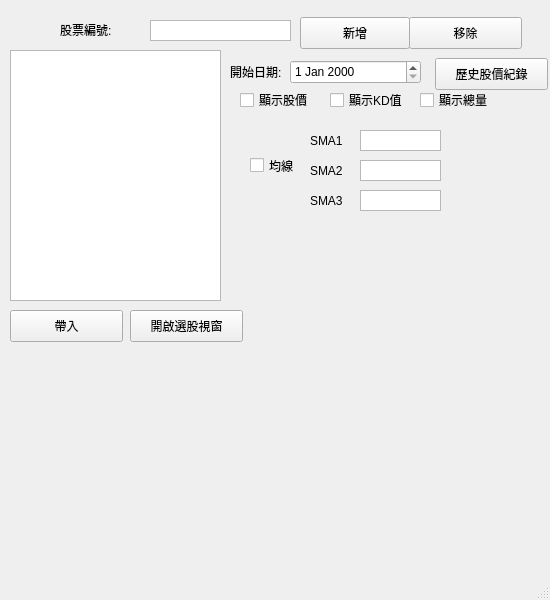
This is UI_main.ui in bjioljlo/StockHistory as Qt 5 draws it before an edit. The edited form follows.
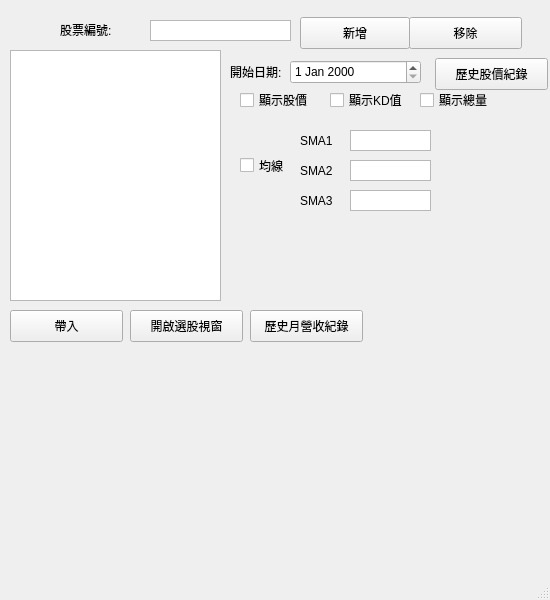
This is the edited form.

Commit message: 增加月營收選股跟月營收回測(回測未完成)

```diff
--- a/UI_main.ui
+++ b/UI_main.ui
@@ -157,7 +157,7 @@
    <widget class="QWidget" name="widget_SMA" native="true">
     <property name="geometry">
      <rect>
-      <x>240</x>
+      <x>230</x>
       <y>120</y>
       <width>221</width>
       <height>101</height>
@@ -316,6 +316,19 @@
      <string>開啟選股視窗</string>
     </property>
    </widget>
+   <widget class="QPushButton" name="button_getMonthRP">
+    <property name="geometry">
+     <rect>
+      <x>250</x>
+      <y>310</y>
+      <width>113</width>
+      <height>32</height>
+     </rect>
+    </property>
+    <property name="text">
+     <string>歷史月營收紀錄</string>
+    </property>
+   </widget>
   </widget>
   <widget class="QMenuBar" name="menubar">
    <property name="geometry">
```
The commit also changes 11 other files.
